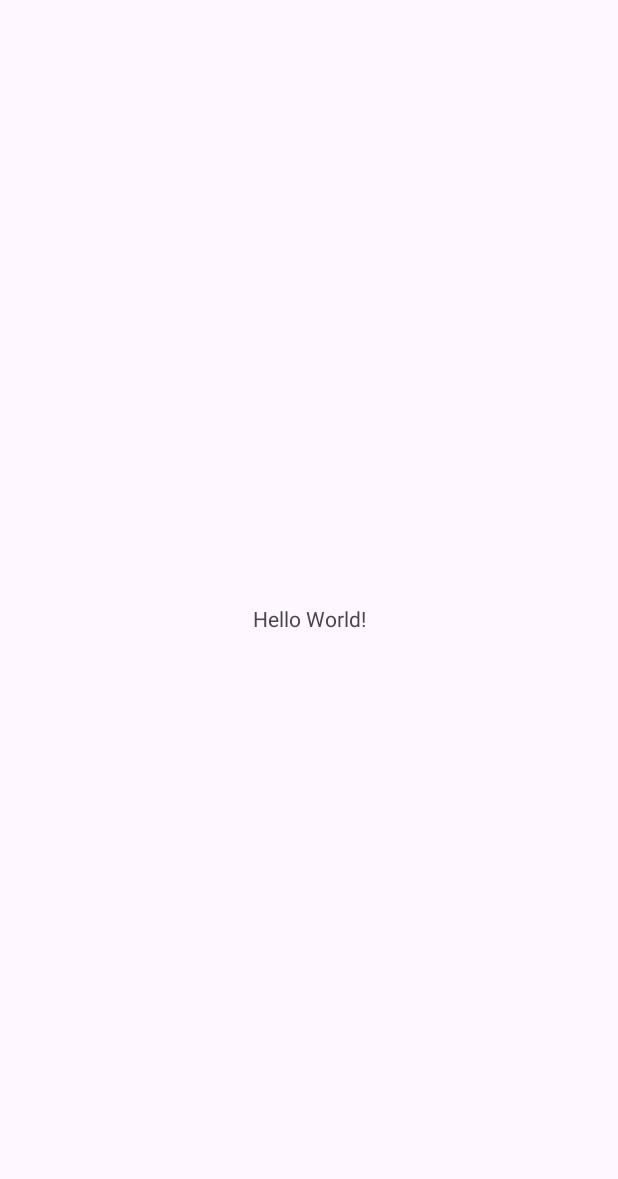
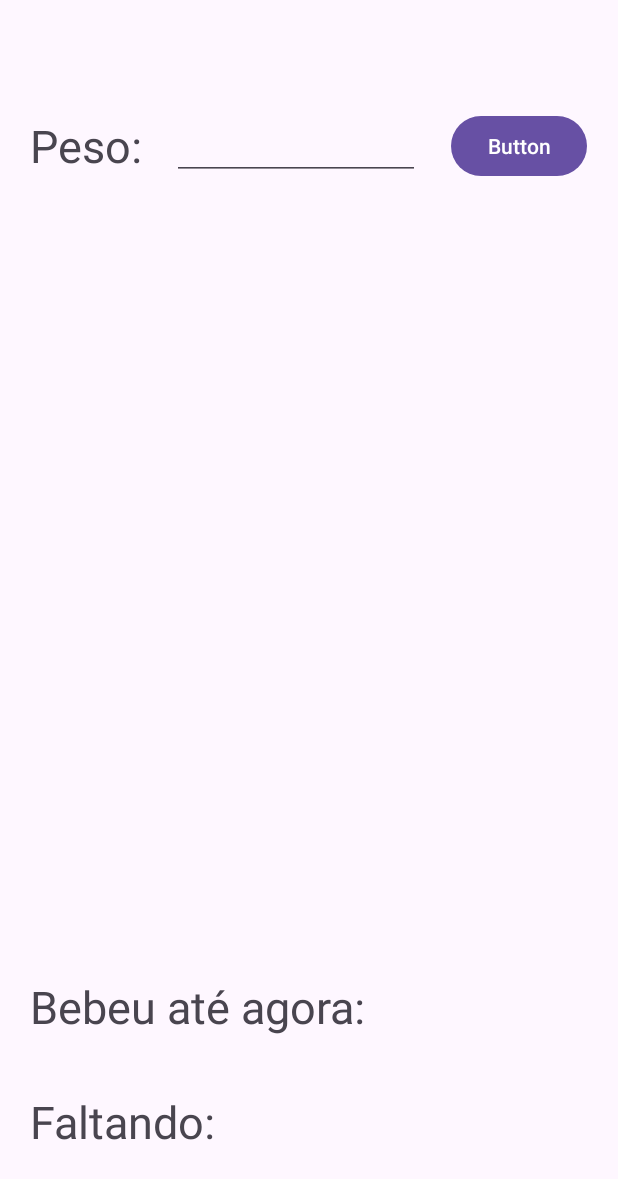
Before and after one commit to fabio-aug/water-cup-screen, an Android app: the screen it shows after launch (MainActivity), on a phone screen of 412 x 824 dp. Before the commit the part shown is almost empty. Shown: the top 1179 px of the screen. Run offline under Robolectric (Android 15) with nearby library versions, the phone set to English and light mode, and no system bars; our stand-ins replace data binding.

Commit message:
Add partial code.

```diff
--- a/app/build.gradle
+++ b/app/build.gradle
@@ -26,6 +26,10 @@ android {
         sourceCompatibility JavaVersion.VERSION_1_8
         targetCompatibility JavaVersion.VERSION_1_8
     }
+
+    dataBinding {
+        enabled true
+    }
 }
 
 dependencies {
--- /dev/null
+++ b/app/src/main/java/com/ifmg/watercup/CupAdapter.java
@@ -0,0 +1,36 @@
+package com.ifmg.watercup;
+
+import android.view.LayoutInflater;
+import android.view.View;
+import android.view.ViewGroup;
+
+import androidx.annotation.NonNull;
+import androidx.recyclerview.widget.RecyclerView;
+
+import java.util.List;
+
+public class CupAdapter extends RecyclerView.Adapter<CupViewHolder> {
+    private List<CupModel> items;
+
+    public CupAdapter(List<CupModel> items) {
+        this.items = items;
+    }
+
+    @NonNull
+    @Override
+    public CupViewHolder onCreateViewHolder(@NonNull ViewGroup parent, int viewType) {
+        View view = LayoutInflater.from(parent.getContext()).inflate(R.layout.cup_layout, parent, false);
+        return new CupViewHolder(view);
+    }
+
+    @Override
+    public void onBindViewHolder(@NonNull CupViewHolder holder, int position) {
+        CupModel item = items.get(position);
+        holder.config(item);
+    }
+
+    @Override
+    public int getItemCount() {
+        return items.size();
+    }
+}
--- a/app/src/main/java/com/ifmg/watercup/MainActivity.java
+++ b/app/src/main/java/com/ifmg/watercup/MainActivity.java
@@ -1,8 +1,14 @@
 package com.ifmg.watercup;
 
 import androidx.appcompat.app.AppCompatActivity;
+import androidx.databinding.DataBindingUtil;
+import androidx.lifecycle.ViewModelProvider;
+import androidx.recyclerview.widget.LinearLayoutManager;
+import androidx.recyclerview.widget.RecyclerView;
 
 import android.os.Bundle;
+
+import com.ifmg.watercup.databinding.ActivityMainBinding;
 
 public class MainActivity extends AppCompatActivity {
 
@@ -10,5 +16,17 @@ public class MainActivity extends AppCompatActivity {
     protected void onCreate(Bundle savedInstanceState) {
         super.onCreate(savedInstanceState);
         setContentView(R.layout.activity_main);
+
+        ActivityMainBinding binding = DataBindingUtil.setContentView(this, R.layout.activity_main);
+
+        ScreenViewModel viewModel = new ViewModelProvider(this).get(ScreenViewModel.class);
+        binding.setLifecycleOwner(this);
+        binding.setScreenModel(viewModel);
+
+        CupAdapter adapter = new CupAdapter(viewModel.getItems());
+
+        RecyclerView list = findViewById(R.id.list_items);
+        list.setLayoutManager(new LinearLayoutManager(this));
+        list.setAdapter(adapter);
     }
 }
--- /dev/null
+++ b/app/src/main/java/com/ifmg/watercup/ScreenViewModel.java
@@ -0,0 +1,64 @@
+package com.ifmg.watercup;
+
+import androidx.lifecycle.MutableLiveData;
+import androidx.lifecycle.ViewModel;
+
+import java.util.ArrayList;
+import java.util.List;
+
+public class ScreenViewModel extends ViewModel {
+    private MutableLiveData<Double> lack = new MutableLiveData<>();
+    private MutableLiveData<Double> drank = new MutableLiveData<>();
+    private MutableLiveData<Integer> weight = new MutableLiveData<>();
+    private List<CupModel> items;
+
+    public ScreenViewModel() {
+        this.lack.setValue(0.0);
+        this.drank.setValue(0.0);
+        this.weight.setValue(0);
+        this.items = new ArrayList<>();
+    }
+
+    public MutableLiveData<Double> getLack() {
+        return lack;
+    }
+
+    public void setLack(MutableLiveData<Double> lack) {
+        this.lack = lack;
+    }
+
+    public MutableLiveData<Double> getDrank() {
+        return drank;
+    }
+
+    public void setDrank(MutableLiveData<Double> drank) {
+        this.drank = drank;
+    }
+
+    public MutableLiveData<Integer> getWeight() {
+        return weight;
+    }
+
+    public void setWeight(CharSequence text) {
+        int value = Integer.parseInt(text.toString());
+        this.weight.setValue(value);
+    }
+
+    public List<CupModel> getItems() {
+        return items;
+    }
+
+    public void calculate() {
+        double total = (double) (this.weight.getValue() * 35);
+        this.lack.setValue(total);
+
+        while (total >= 150) {
+            this.items.add(new CupModel(150.0, false, R.drawable.cup_full));
+            total -= 150;
+        }
+
+        if (total > 0) {
+            this.items.add(new CupModel(total, false, R.drawable.cup_full));
+        }
+    }
+}
--- a/app/src/main/res/layout/activity_main.xml
+++ b/app/src/main/res/layout/activity_main.xml
@@ -1,18 +1,118 @@
 <?xml version="1.0" encoding="utf-8"?>
-<androidx.constraintlayout.widget.ConstraintLayout xmlns:android="http://schemas.android.com/apk/res/android"
+<layout xmlns:android="http://schemas.android.com/apk/res/android"
     xmlns:app="http://schemas.android.com/apk/res-auto"
-    xmlns:tools="http://schemas.android.com/tools"
+    xmlns:tools="http://schemas.android.com/tools">
+
+    <data>
+        <variable
+            name="screenModel"
+            type="com.ifmg.watercup.ScreenViewModel" />
+    </data>
+
+    <androidx.constraintlayout.widget.ConstraintLayout
         android:layout_width="match_parent"
         android:layout_height="match_parent"
         tools:context=".MainActivity">
 
-    <TextView
-        android:layout_width="wrap_content"
-        android:layout_height="wrap_content"
-        android:text="Hello World!"
+        <androidx.recyclerview.widget.RecyclerView
+            android:id="@+id/list_items"
+            android:layout_width="413dp"
+            android:layout_height="437dp"
+            android:layout_marginTop="150dp"
+            android:layout_marginBottom="150dp"
             app:layout_constraintBottom_toBottomOf="parent"
             app:layout_constraintEnd_toEndOf="parent"
             app:layout_constraintStart_toStartOf="parent"
+            app:layout_constraintTop_toTopOf="parent"
+            tools:listitem="@layout/cup_layout" />
+
+        <TextView
+            android:id="@+id/textView"
+            android:layout_width="wrap_content"
+            android:layout_height="wrap_content"
+            android:layout_marginStart="20dp"
+            android:text="Peso:"
+            android:textSize="30sp"
+            app:layout_constraintBottom_toTopOf="@+id/list_items"
+            app:layout_constraintStart_toStartOf="parent"
             app:layout_constraintTop_toTopOf="parent" />
 
+        <EditText
+            android:id="@+id/editTextText"
+            android:layout_width="165dp"
+            android:layout_height="45dp"
+            android:layout_marginStart="20dp"
+            android:ems="10"
+            android:inputType="text"
+            android:text="@{screenModel.weight}"
+            android:onTextChanged="@{(a, b, c, d) -> screenModel.setWeight(a)}"
+            app:layout_constraintBottom_toBottomOf="@+id/textView"
+            app:layout_constraintStart_toEndOf="@+id/textView"
+            app:layout_constraintTop_toTopOf="@+id/textView"
+            android:autofillHints=""
+            tools:ignore="LabelFor" />
+
+        <Button
+            android:id="@+id/button"
+            android:layout_width="wrap_content"
+            android:layout_height="wrap_content"
+            android:layout_marginStart="20dp"
+            android:layout_marginEnd="20dp"
+            android:text="Button"
+            android:onClick="@{() -> screenModel.calculate()}"
+            app:layout_constraintBottom_toBottomOf="@+id/editTextText"
+            app:layout_constraintEnd_toEndOf="parent"
+            app:layout_constraintStart_toEndOf="@+id/editTextText"
+            app:layout_constraintTop_toTopOf="@+id/editTextText" />
+
+        <TextView
+            android:id="@+id/textView2"
+            android:layout_width="wrap_content"
+            android:layout_height="wrap_content"
+            android:layout_marginStart="20dp"
+            android:layout_marginTop="20dp"
+            android:text="Bebeu até agora:"
+            android:textSize="30sp"
+            app:layout_constraintStart_toStartOf="parent"
+            app:layout_constraintTop_toBottomOf="@+id/list_items" />
+
+        <TextView
+            android:id="@+id/textView4"
+            android:layout_width="wrap_content"
+            android:layout_height="wrap_content"
+            android:layout_marginStart="20dp"
+            android:layout_marginBottom="20dp"
+            android:text="Faltando:"
+            android:textSize="30sp"
+            app:layout_constraintBottom_toBottomOf="parent"
+            app:layout_constraintStart_toStartOf="parent"
+            app:layout_constraintTop_toBottomOf="@+id/textView2" />
+
+        <TextView
+            android:id="@+id/textView5"
+            android:layout_width="wrap_content"
+            android:layout_height="wrap_content"
+            android:layout_marginStart="20dp"
+            android:layout_marginEnd="20dp"
+            android:text="@{screenModel.drank.toString()}"
+            android:textSize="20sp"
+            app:layout_constraintBottom_toBottomOf="@+id/textView2"
+            app:layout_constraintEnd_toEndOf="parent"
+            app:layout_constraintStart_toEndOf="@+id/textView2"
+            app:layout_constraintTop_toTopOf="@+id/textView2" />
+
+        <TextView
+            android:id="@+id/textView6"
+            android:layout_width="wrap_content"
+            android:layout_height="wrap_content"
+            android:layout_marginStart="20dp"
+            android:layout_marginEnd="20dp"
+            android:text="@{screenModel.lack.toString()}"
+            android:textSize="20sp"
+            app:layout_constraintBottom_toBottomOf="@+id/textView4"
+            app:layout_constraintEnd_toEndOf="parent"
+            app:layout_constraintStart_toEndOf="@+id/textView4"
+            app:layout_constraintTop_toTopOf="@+id/textView4" />
+
     </androidx.constraintlayout.widget.ConstraintLayout>
+</layout>
```
Also changed, not shown: app/src/main/java/com/ifmg/watercup/CupModel.java (added, +37 -0 lines), app/src/main/java/com/ifmg/watercup/CupViewHolder.java (added, +26 -0 lines), app/src/main/res/layout/cup_layout.xml (added, +43 -0 lines), app/src/main/res/drawable/cup_empty.png (added), app/src/main/res/drawable/cup_full.png (added). Lines whose indentation alone changed are shown as unchanged.
